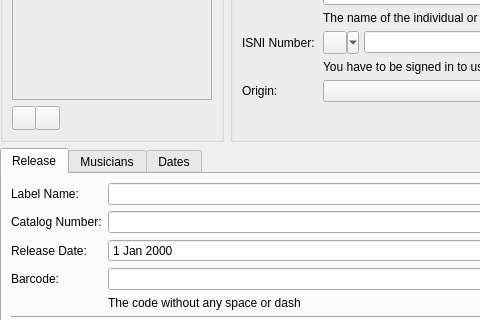
Before: the Qt Designer form resources/ui/album_page.ui in Iconoclasteinc/tgit, drawn with Qt 5; both pictures show x 0 to 480 and y 129 to 449 of the 791 by 745 pixel window.
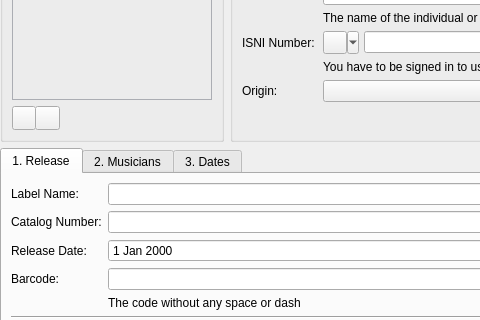
After: the same form once the commit is applied. Icons and pictures are not drawn. Custom widgets are drawn as their Qt base class.

Commit message: Number tabs on the project page to emphasize the existence of multiple tabs

Diff of the .ui file:
```diff
--- a/resources/ui/album_page.ui
+++ b/resources/ui/album_page.ui
@@ -365,7 +365,7 @@
      </property>
      <widget class="QWidget" name="_release_tab">
       <attribute name="title">
-       <string>Release</string>
+       <string>1. Release</string>
       </attribute>
       <layout class="QFormLayout" name="formLayout_2">
        <item row="0" column="0">
@@ -520,7 +520,7 @@
      </widget>
      <widget class="QWidget" name="_mucisians_tab">
       <attribute name="title">
-       <string>Musicians</string>
+       <string>2. Musicians</string>
       </attribute>
       <layout class="QVBoxLayout" name="verticalLayout_9">
        <property name="leftMargin">
@@ -573,7 +573,7 @@
      </widget>
      <widget class="QWidget" name="_dates_tab">
       <attribute name="title">
-       <string>Dates</string>
+       <string>3. Dates</string>
       </attribute>
       <layout class="QVBoxLayout" name="verticalLayout_4">
        <property name="spacing">
```
The commit also changes 2 other files.
